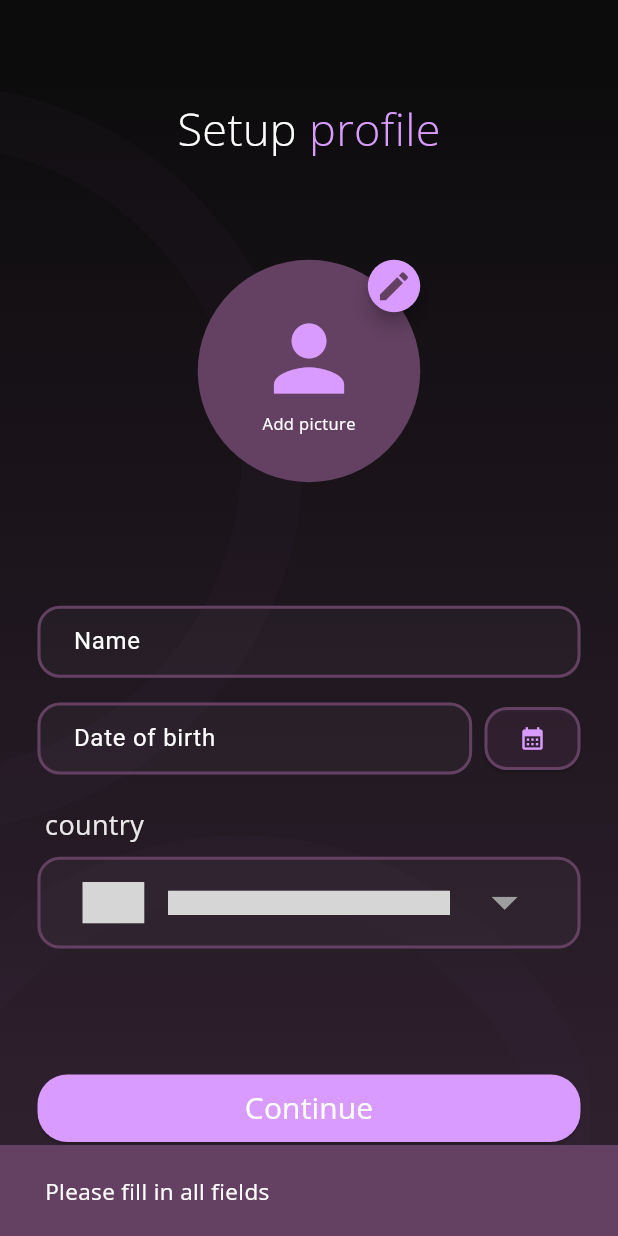
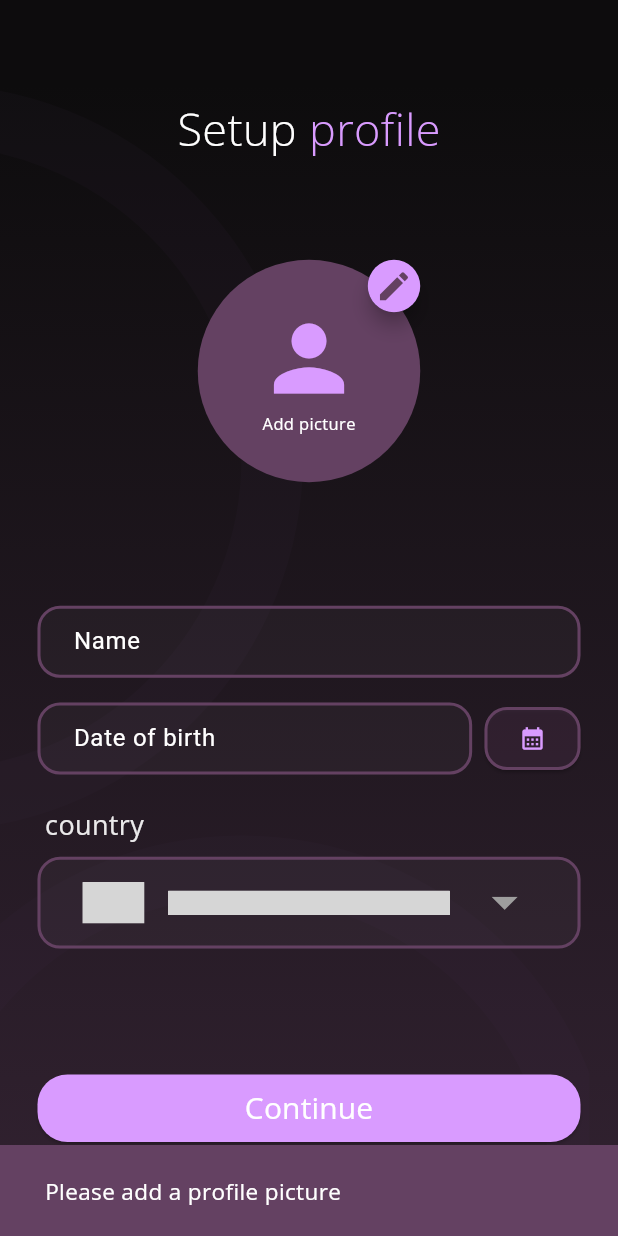
Before and after one commit to GPSxtreme/notex-flutter, a Flutter app: the CreateUserProfile screen opened by its route, after a tap on "Continue", on a phone screen of 412 x 824 dp. Run offline on Flutter 3.47's test engine with Material 2 defaults, Android fonts, the phone set to English and light mode, and no system bars; drawn by our look-alikes of country_code_picker; our stand-ins replace awesome_snackbar_content, bloc, cached_network_image, connectivity, flutter_advanced_drawer, flutter_bloc and 15 more; missing offline and left inert: in_app_update, local_auth_android; accounts and stored records are empty; grey boxes are pictures that could not be loaded.

Commit message:
Update create_user_profile.dart

```diff
--- a/lib/presentation/pages/create_user_profile.dart
+++ b/lib/presentation/pages/create_user_profile.dart
@@ -343,7 +343,11 @@ class _CreateUserProfileState extends State<CreateUserProfile> {
                                   child: ElevatedButton(
                                     onPressed: state is! CreateUserProfileLoadingState ? (){
                                       if(_imageFile == null || _nameController.text.isEmpty || _dobController.text.isEmpty || _selectedCountry.isEmpty){
-                                        kSnackBar(context, "Please fill in all fields");
+                                        if(_imageFile == null){
+                                          kSnackBar(context, "Please add a profile picture");
+                                        }else{
+                                          kSnackBar(context, "Please fill in all fields");
+                                        }
                                       }else{
                                         // create user profile
                                        createUserProfileBloc.add(CreateUserProfileCreateEvent(UpdatableUserDataModel(countryCode: _selectedCountry,dob:DateFormat('MM/dd/yyyy')
```
